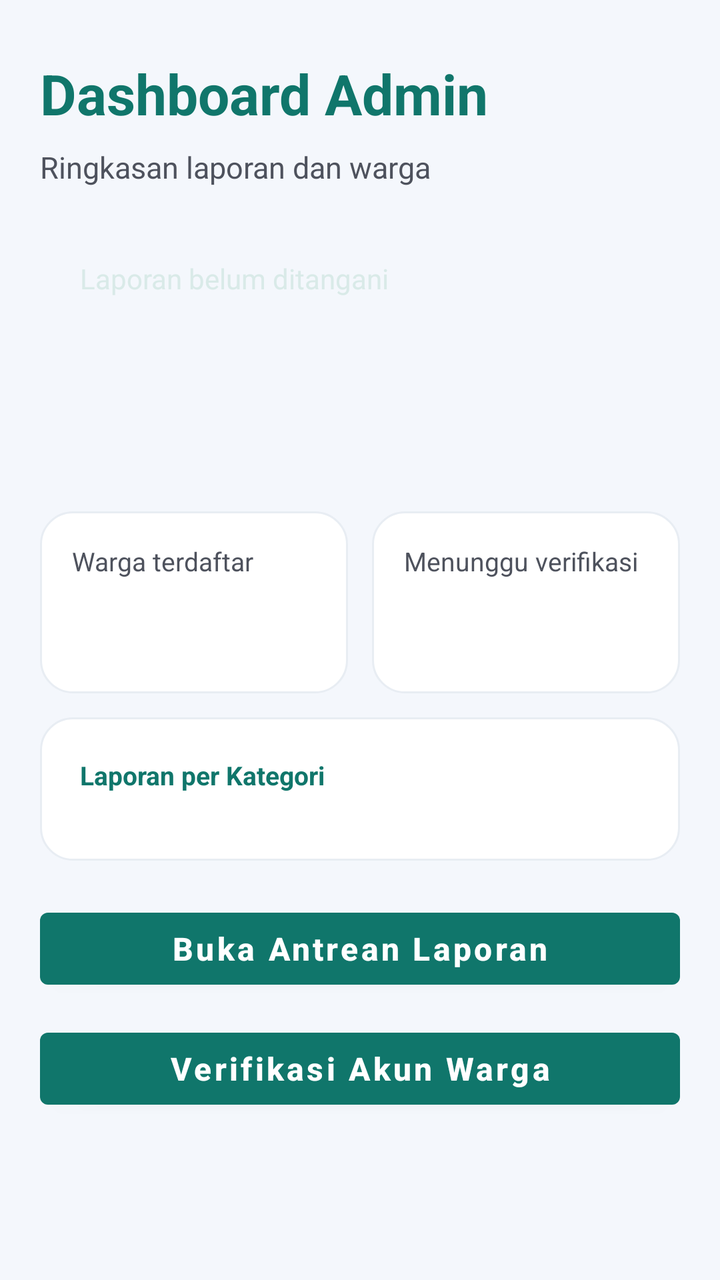
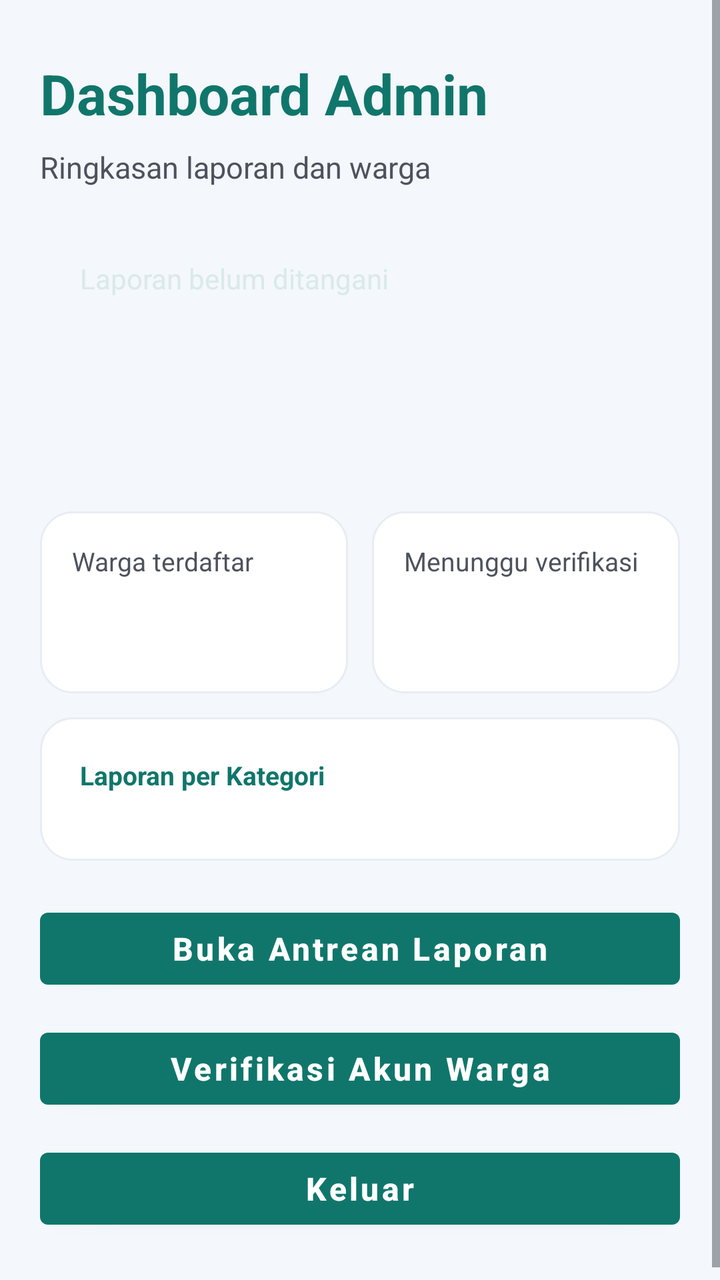

Compare the two renders of this Android layout. The source of the first and the diff that turns it into the second are given below.
<!-- AndroidManifest.xml: application theme Theme.JagaKampung -->
<!-- res/layout/activity_dashboard.xml -->
<?xml version="1.0" encoding="utf-8"?>
<ScrollView xmlns:android="http://schemas.android.com/apk/res/android"
    android:layout_width="match_parent"
    android:layout_height="match_parent"
    android:background="#F4F7FC"
    android:fillViewport="true">

    <LinearLayout
        android:layout_width="match_parent"
        android:layout_height="wrap_content"
        android:orientation="vertical"
        android:paddingStart="20dp"
        android:paddingTop="28dp"
        android:paddingEnd="20dp"
        android:paddingBottom="28dp">

        <TextView
            android:layout_width="match_parent"
            android:layout_height="wrap_content"
            android:text="Dashboard Admin"
            android:textColor="#10766B"
            android:textSize="28sp"
            android:textStyle="bold" />

        <TextView
            android:layout_width="match_parent"
            android:layout_height="wrap_content"
            android:layout_marginTop="8dp"
            android:layout_marginBottom="16dp"
            android:text="Ringkasan laporan dan warga"
            android:textColor="#4E525D"
            android:textSize="15sp" />

        
        <LinearLayout
            android:id="@+id/cardBelum"
            android:layout_width="match_parent"
            android:layout_height="wrap_content"
            android:orientation="vertical"
            android:padding="20dp">

            <TextView
                android:layout_width="wrap_content"
                android:layout_height="wrap_content"
                android:text="Laporan belum ditangani"
                android:textColor="#D9EAE8"
                android:textSize="14sp" />

            <TextView
                android:id="@+id/tvBelum"
                android:layout_width="wrap_content"
                android:layout_height="wrap_content"
                android:layout_marginTop="4dp"
                android:textColor="#FFFFFF"
                android:textSize="40sp"
                android:textStyle="bold" />

            <TextView
                android:id="@+id/tvTotalLaporan"
                android:layout_width="wrap_content"
                android:layout_height="wrap_content"
                android:textColor="#D9EAE8"
                android:textSize="13sp" />
        </LinearLayout>

        
        <LinearLayout
            android:layout_width="match_parent"
            android:layout_height="wrap_content"
            android:layout_marginTop="12dp"
            android:orientation="horizontal">

            <LinearLayout
                android:layout_width="0dp"
                android:layout_height="wrap_content"
                android:layout_marginEnd="6dp"
                android:layout_weight="1"
                android:background="@drawable/bg_card_laporan"
                android:orientation="vertical"
                android:padding="16dp">

                <TextView
                    android:layout_width="wrap_content"
                    android:layout_height="wrap_content"
                    android:text="Warga terdaftar"
                    android:textColor="#4E525D"
                    android:textSize="13sp" />

                <TextView
                    android:id="@+id/tvWarga"
                    android:layout_width="wrap_content"
                    android:layout_height="wrap_content"
                    android:layout_marginTop="4dp"
                    android:textColor="#444853"
                    android:textSize="28sp"
                    android:textStyle="bold" />
            </LinearLayout>

            <LinearLayout
                android:layout_width="0dp"
                android:layout_height="wrap_content"
                android:layout_marginStart="6dp"
                android:layout_weight="1"
                android:background="@drawable/bg_card_laporan"
                android:orientation="vertical"
                android:padding="16dp">

                <TextView
                    android:layout_width="wrap_content"
                    android:layout_height="wrap_content"
                    android:text="Menunggu verifikasi"
                    android:textColor="#4E525D"
                    android:textSize="13sp" />

                <TextView
                    android:id="@+id/tvMenunggu"
                    android:layout_width="wrap_content"
                    android:layout_height="wrap_content"
                    android:layout_marginTop="4dp"
                    android:textColor="#444853"
                    android:textSize="28sp"
                    android:textStyle="bold" />
            </LinearLayout>
        </LinearLayout>

        
        <LinearLayout
            android:layout_width="match_parent"
            android:layout_height="wrap_content"
            android:layout_marginTop="12dp"
            android:background="@drawable/bg_card_laporan"
            android:orientation="vertical"
            android:padding="20dp">

            <TextView
                android:layout_width="wrap_content"
                android:layout_height="wrap_content"
                android:layout_marginBottom="14dp"
                android:text="Laporan per Kategori"
                android:textColor="#10766B"
                android:textSize="13sp"
                android:textStyle="bold" />

            <LinearLayout
                android:id="@+id/boxKategori"
                android:layout_width="match_parent"
                android:layout_height="wrap_content"
                android:orientation="vertical" />
        </LinearLayout>

        
        <Button
            android:id="@+id/btnLaporan"
            android:layout_width="match_parent"
            android:layout_height="wrap_content"
            android:layout_marginTop="20dp"
            android:text="Buka Antrean Laporan"
            android:textAllCaps="false"
            android:textColor="#FFFFFF"
            android:textSize="16sp"
            android:textStyle="bold" />

        <Button
            android:id="@+id/btnVerifikasi"
            android:layout_width="match_parent"
            android:layout_height="wrap_content"
            android:layout_marginTop="12dp"
            android:text="Verifikasi Akun Warga"
            android:textAllCaps="false"
            android:textSize="16sp"
            android:textStyle="bold" />
    </LinearLayout>
</ScrollView>
<!-- resources referenced by this layout -->
<resources>
  <!-- drawable bg_card_laporan (drawable) -->
  <?xml version="1.0" encoding="utf-8"?>
  <shape xmlns:android="http://schemas.android.com/apk/res/android"
      android:shape="rectangle">
      <solid android:color="#FFFFFF" />
      <corners android:radius="16dp" />
      <stroke android:width="1dp" android:color="#E8EDF3" />
  </shape>
  <style name="Theme.JagaKampung" parent="Theme.MaterialComponents.Light.NoActionBar">
          <item name="colorPrimary">@color/teal_primary</item>
          <item name="colorPrimaryDark">@color/teal_dark</item>
          <item name="colorAccent">@color/teal_primary</item>
          <item name="android:windowBackground">@color/background</item>
          <item name="android:textColorPrimary">@color/text_primary</item>
          <item name="android:textColorSecondary">@color/text_secondary</item>
          <item name="android:textColorHint">@color/text_secondary</item>
          <item name="colorOnSurface">@color/text_primary</item>
          <item name="colorOnBackground">@color/text_primary</item>
          <item name="colorControlNormal">@color/text_secondary</item>
          <item name="android:forceDarkAllowed">false</item>
          <item name="android:windowOptOutEdgeToEdgeEnforcement">true</item>
          <item name="android:statusBarColor">@color/teal_dark</item>
          <item name="android:navigationBarColor">@color/surface</item>
      </style>
  <color name="teal_primary">#10766B</color>
  <color name="teal_dark">#0E766D</color>
  <color name="background">#F4F7FC</color>
  <color name="text_primary">#444853</color>
  <color name="text_secondary">#4E525D</color>
  <color name="surface">#FFFFFF</color>
</resources>

<!-- the commit's change to res/layout/activity_dashboard.xml (unified diff, before → after) -->
@@ -169,5 +169,14 @@
             android:textAllCaps="false"
             android:textSize="16sp"
             android:textStyle="bold" />
+        <Button
+            android:id="@+id/btnKeluar"
+            android:layout_width="match_parent"
+            android:layout_height="wrap_content"
+            android:layout_marginTop="12dp"
+            android:text="Keluar"
+            android:textAllCaps="false"
+            android:textSize="16sp"
+            android:textStyle="bold" />
     </LinearLayout>
 </ScrollView>
